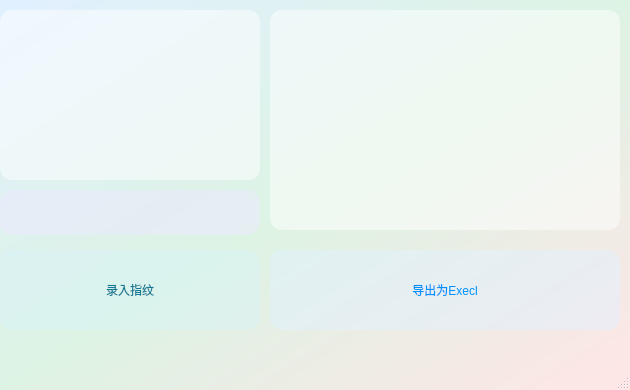
The window that SmartAttendanceMachine/mainwindow.ui (Sakura-0124/24061ProjectDemo) describes before a commit, drawn with Qt 5.
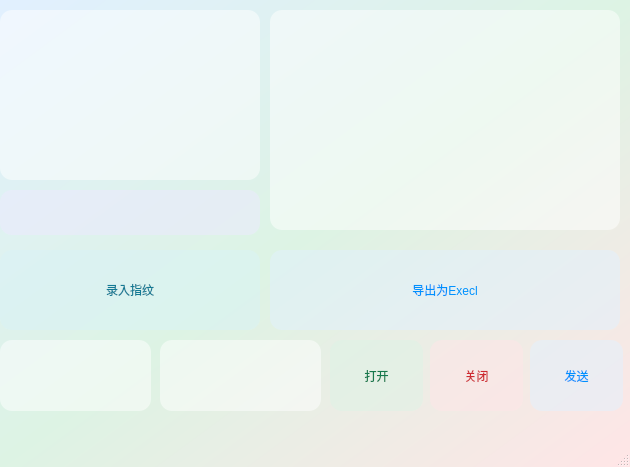
The same window after the commit.

What changed in the file:
```diff
--- a/SmartAttendanceMachine/mainwindow.ui
+++ b/SmartAttendanceMachine/mainwindow.ui
@@ -7,7 +7,7 @@
     <x>0</x>
     <y>0</y>
     <width>630</width>
-    <height>390</height>
+    <height>467</height>
    </rect>
   </property>
   <property name="windowTitle">
@@ -123,6 +123,108 @@
      <string>导出为Execl</string>
     </property>
    </widget>
+   <widget class="QLineEdit" name="portNameEdit">
+    <property name="geometry">
+     <rect>
+      <x>0</x>
+      <y>340</y>
+      <width>151</width>
+      <height>71</height>
+     </rect>
+    </property>
+    <property name="styleSheet">
+     <string notr="true">#portNameEdit
+{
+	border-radius:12px;
+	font: 57 15pt &quot;苹方UI-港&quot;;
+	background-color: rgba(255, 255, 255,125);
+}</string>
+    </property>
+   </widget>
+   <widget class="QPushButton" name="openButton">
+    <property name="geometry">
+     <rect>
+      <x>330</x>
+      <y>340</y>
+      <width>93</width>
+      <height>71</height>
+     </rect>
+    </property>
+    <property name="styleSheet">
+     <string notr="true">#openButton
+{
+	border-radius:12px;
+	font: 57 15pt &quot;苹方UI-港&quot;;
+	color: rgb(22, 121, 77);
+	background-color: rgba(221, 243, 228,125);
+}</string>
+    </property>
+    <property name="text">
+     <string>打开</string>
+    </property>
+   </widget>
+   <widget class="QPushButton" name="sendButton">
+    <property name="geometry">
+     <rect>
+      <x>530</x>
+      <y>340</y>
+      <width>93</width>
+      <height>71</height>
+     </rect>
+    </property>
+    <property name="styleSheet">
+     <string notr="true">#sendButton
+{
+	border-radius:12px;
+	font: 57 15pt &quot;苹方UI-港&quot;;
+	color: rgb(0, 145, 254);
+	background-color: rgba(225, 240, 255,125);
+}</string>
+    </property>
+    <property name="text">
+     <string>发送</string>
+    </property>
+   </widget>
+   <widget class="QPushButton" name="closeButton">
+    <property name="geometry">
+     <rect>
+      <x>430</x>
+      <y>340</y>
+      <width>93</width>
+      <height>71</height>
+     </rect>
+    </property>
+    <property name="styleSheet">
+     <string notr="true">#closeButton
+{
+	border-radius:12px;
+	font: 57 15pt &quot;苹方UI-港&quot;;
+	color: rgb(206, 42, 49);
+	background-color: rgba(255, 229, 230,125);
+}</string>
+    </property>
+    <property name="text">
+     <string>关闭</string>
+    </property>
+   </widget>
+   <widget class="QLineEdit" name="dataEdit">
+    <property name="geometry">
+     <rect>
+      <x>160</x>
+      <y>340</y>
+      <width>161</width>
+      <height>71</height>
+     </rect>
+    </property>
+    <property name="styleSheet">
+     <string notr="true">#dataEdit
+{
+	border-radius:12px;
+	font: 57 15pt &quot;苹方UI-港&quot;;
+	background-color: rgba(255, 255, 255,125);
+}</string>
+    </property>
+   </widget>
   </widget>
   <widget class="QMenuBar" name="menubar">
    <property name="geometry">
```
